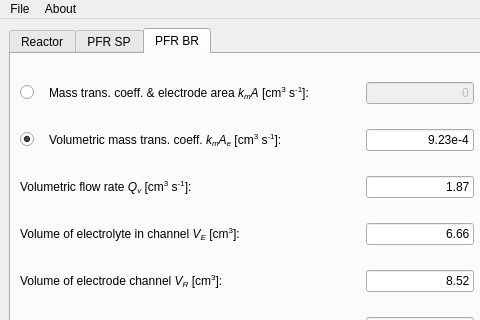
First picture: the form in gui.ui, repository oliverrdz/protonFlux, before the edit; both pictures show x 0 to 480 and y 0 to 320 of the 1034 by 481 pixel window.
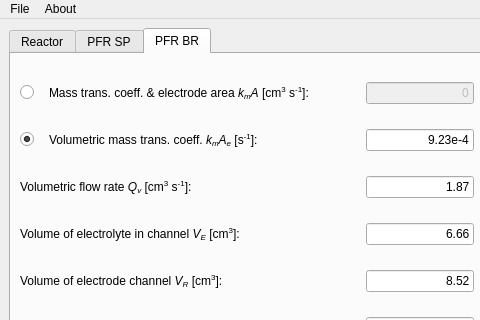
Second picture: the form after the edit. The open tabs and pages were chosen to show the change. Icons and pictures are not drawn.

Commit message: fixed units of vol mass transfer coef

The edit to the form file:
```diff
--- a/gui.ui
+++ b/gui.ui
@@ -1357,7 +1357,7 @@
           <item>
            <widget class="QLabel" name="label_31">
             <property name="text">
-             <string>&lt;html&gt;&lt;head/&gt;&lt;body&gt;&lt;p&gt;Volumetric mass trans. coeff. &lt;span style=&quot; font-style:italic;&quot;&gt;k&lt;/span&gt;&lt;span style=&quot; font-style:italic; vertical-align:sub;&quot;&gt;m&lt;/span&gt;&lt;span style=&quot; font-style:italic;&quot;&gt;A&lt;/span&gt;&lt;span style=&quot; font-style:italic; vertical-align:sub;&quot;&gt;e&lt;/span&gt; [cm&lt;span style=&quot; vertical-align:super;&quot;&gt;3&lt;/span&gt; s&lt;span style=&quot; vertical-align:super;&quot;&gt;-1&lt;/span&gt;]:&lt;/p&gt;&lt;/body&gt;&lt;/html&gt;</string>
+             <string>&lt;html&gt;&lt;head/&gt;&lt;body&gt;&lt;p&gt;Volumetric mass trans. coeff. &lt;span style=&quot; font-style:italic;&quot;&gt;k&lt;/span&gt;&lt;span style=&quot; font-style:italic; vertical-align:sub;&quot;&gt;m&lt;/span&gt;&lt;span style=&quot; font-style:italic;&quot;&gt;A&lt;/span&gt;&lt;span style=&quot; font-style:italic; vertical-align:sub;&quot;&gt;e&lt;/span&gt; [s&lt;span style=&quot; vertical-align:super;&quot;&gt;-1&lt;/span&gt;]:&lt;/p&gt;&lt;/body&gt;&lt;/html&gt;</string>
             </property>
            </widget>
           </item>
```
Left out of the diff: 4 changed lines with no effect on the pictures.
